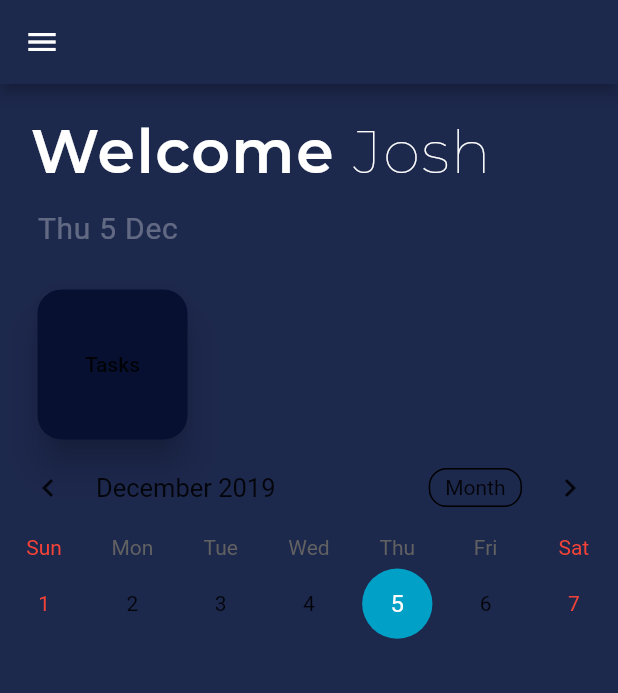
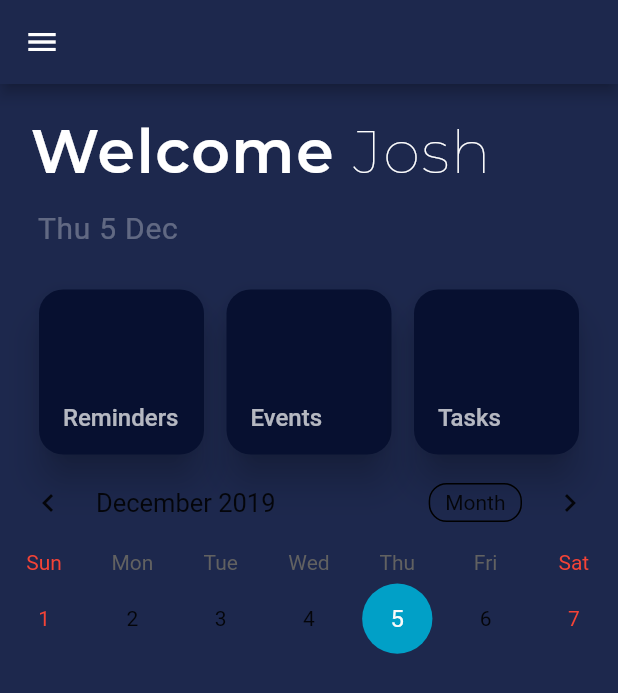
Before and after one commit to MisterJoz/Productivist, a Flutter app: the screen it shows after launch, after a tap on "Log In", on a phone screen of 412 x 824 dp. Shown: the top 693 px of the screen. Run offline on Flutter 3.47's test engine with Material 2 defaults, Android fonts, the phone set to English and light mode, and no system bars; drawn by our look-alikes of table_calendar; Roboto replaces fonts that are missing (Calibre-Semibold, Montserrat-Medium); project files that could hold a hidden picture were left out.

Commit message:
changed cards to buttons & finished button design

```diff
--- a/lib/screens/welcome_page.dart
+++ b/lib/screens/welcome_page.dart
@@ -125,17 +125,28 @@ class _WelcomePageState extends State<WelcomePage> {
                 // Holds section cards (tasks, events, reminders)
 
                   Row(
+                    mainAxisAlignment: MainAxisAlignment.center,
                     children: <Widget>[
 
-                      //Task button
+                      //Reminders button
                       Padding(
-                        padding: EdgeInsets.fromLTRB(25, 0, 0, 0),
+                        padding: EdgeInsets.fromLTRB(0, 0, 0, 0),
                         child: SizedBox(
-                          width: 100,
-                          height: 100,
+                          width: 110,
+                          height: 110,
                           child: RaisedButton(
                             elevation: 10,
-                            child: Text("Tasks"),
+                            child: Align(
+                              alignment: Alignment.bottomLeft,
+                              child: Padding(
+                                padding: EdgeInsets.fromLTRB(0, 0, 0, 15),
+                                child: Text("Reminders",
+                                style: TextStyle(
+                                  color: Colors.white70,
+                                  fontFamily: 'Montserrat-Medium',
+                                  fontSize: 16)),
+                              ),
+                            ),
                             onPressed: (){},
                             shape: RoundedRectangleBorder(
                               borderRadius: new BorderRadius.circular(16.0),
@@ -144,75 +155,64 @@ class _WelcomePageState extends State<WelcomePage> {
                           )
                         ),
                       ),
-                      /*Card(
-                        color: Color.fromRGBO(15, 37, 51, 0),
-                        margin: EdgeInsets.fromLTRB(0, 0, 0, 0),
+
+                      //Events button
+                      Padding(
+                        padding: EdgeInsets.fromLTRB(15, 0, 0, 0),
+                        child: SizedBox(
+                          width: 110,
+                          height: 110,
+                          child: RaisedButton(
+                            elevation: 10,
+                            child: Align(
+                              alignment: Alignment.bottomLeft,
                               child: Padding(
-                          padding: EdgeInsets.all(12.0),
-                          child: Row(
-                            //crossAxisAlignment: CrossAxisAlignment.stretch,
-                            children: <Widget>[
-                              RaisedButton(
-                                child: Text(
-                                  "Tasks",
+                                padding: EdgeInsets.fromLTRB(0, 0, 0, 15),
+                                child: Text("Events",
                                 style: TextStyle(
-                                    fontSize: 20,
-                                    color: Colors.grey[350],
+                                  color: Colors.white70,
+                                  fontFamily: 'Montserrat-Medium',
+                                  fontSize: 16)),
                               ),
-                                ), onPressed: () {},
                             ),
-                            ],
+                            onPressed: (){},
+                            shape: RoundedRectangleBorder(
+                              borderRadius: new BorderRadius.circular(16.0),
                             ),
+                            color: Color(0xFF071030),
+                          )
                         ),
                       ),
 
-                      // Events card
-                      Card(
-                        color: Color.fromRGBO(15, 37, 51, 0),
-                        margin: EdgeInsets.fromLTRB(16.0, 16.0, 2.0, 16.0),
+                      //Tasks button
+                      Padding(
+                        padding: EdgeInsets.fromLTRB(15, 0, 0, 0),
+                        child: SizedBox(
+                          width: 110,
+                          height: 110,
+                          child: RaisedButton(
+                            elevation: 10,
+                            child: Align(
+                              alignment: Alignment.bottomLeft,
                               child: Padding(
-                          padding: EdgeInsets.all(12.0),
-                          child: Row(
-                            crossAxisAlignment: CrossAxisAlignment.stretch,
-                            children: <Widget>[
-                              SizedBox(
-                                width: 95,
-                                child: Text(
-                                  "Events",
+                                padding: EdgeInsets.fromLTRB(0, 0, 0, 15),
+                                child: Text("Tasks",
                                 style: TextStyle(
-                                    fontSize: 36.0,
-                                    color: Colors.grey[350],
+                                  color: Colors.white70,
+                                  fontFamily: 'Montserrat-Medium',
+                                  fontSize: 16)),
                               ),
                             ),
+                            onPressed: (){},
+                            shape: RoundedRectangleBorder(
+                              borderRadius: new BorderRadius.circular(16.0),
+                            ),
+                            color: Color(0xFF071030),
                           )
-                            ],
-                          ),
                         ),
                       ),
 
-                      // Reminders
-                      Card(
-                        color: Color.fromRGBO(15, 37, 51, 0),
-                        margin: EdgeInsets.fromLTRB(16.0, 16.0, 16.0, 16.0),
-                        child: Padding(
-                          padding: EdgeInsets.all(12.0),
-                          child: Row(
-                            crossAxisAlignment: CrossAxisAlignment.stretch,
-                            children: <Widget>[
-                              SizedBox(
-                                width: 95,
-                                child: Text(
-                                  "Reminders",
-                                  style: TextStyle(
-                                    fontSize: 36.0,
-                                    color: Colors.grey[350],
-                                  ),
-                                ),
-                              )
-                            ],
-                          ),
-                        ),
-                      ),*/
+
                     ],
                   ),
 
```
Lines whose indentation alone changed are shown as unchanged.
